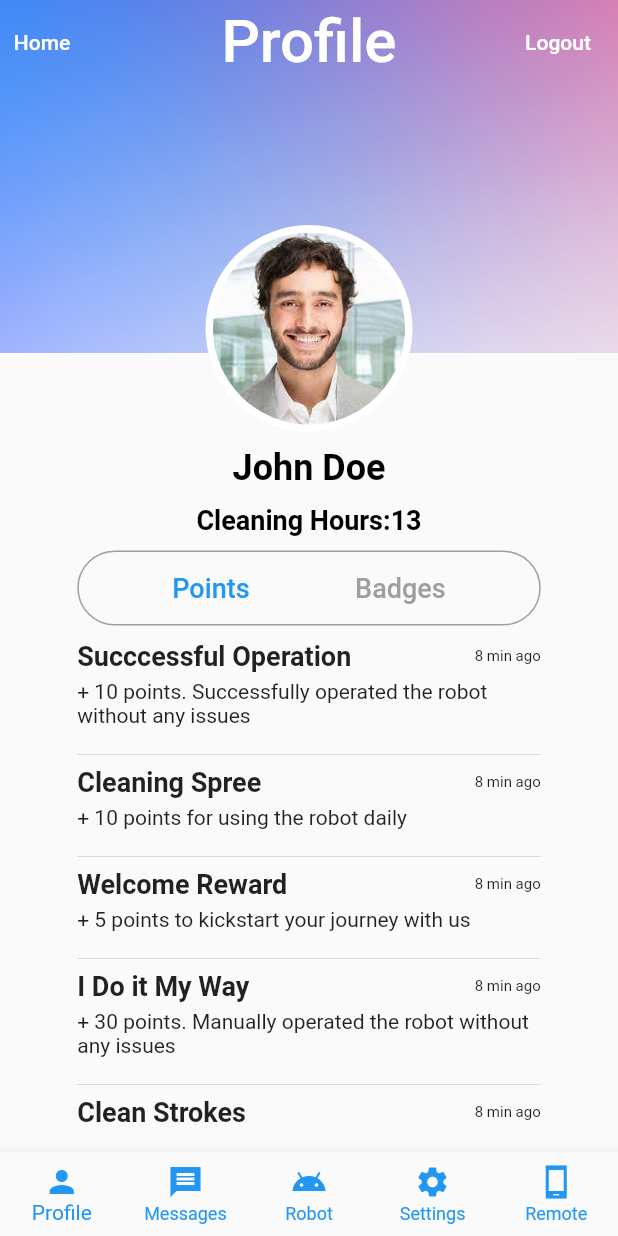
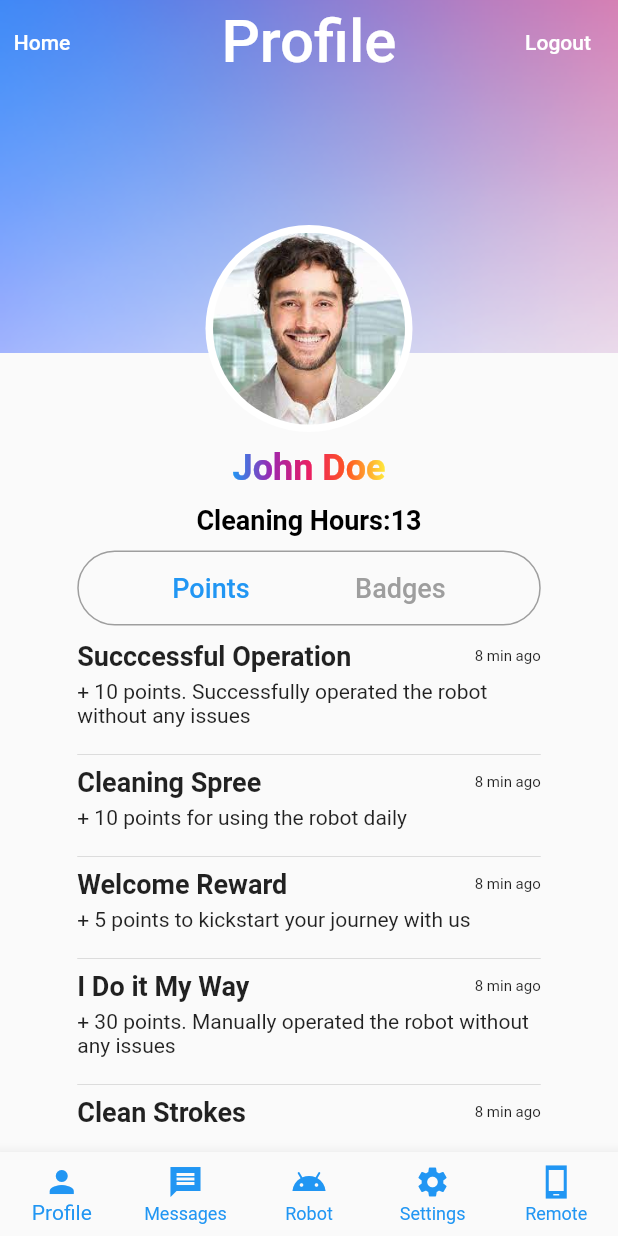
Before and after one commit to ERJoseJohnson/lionsbot-test, a Flutter app: the ProfilePage screen opened by its route, on a phone screen of 412 x 824 dp. Run offline on Flutter 3.47's test engine with Material 2 defaults, Android fonts, the phone set to English and light mode, and no system bars; our stand-ins replace sliding_up_panel.

Commit message:
feat: colored shaders for username on profile

```diff
--- a/lib/pages/profile.dart
+++ b/lib/pages/profile.dart
@@ -89,12 +89,21 @@ class _ProfilePageState extends State<ProfilePage> {
                   SizedBox(
                     height: 10,
                   ),
-                  Text(
-                    this._currentUser.username,
-                    style: TextStyle(
-                      color: Colors.black,
-                      fontSize: 24,
-                      fontWeight: FontWeight.bold,
+                  ShaderMask(
+                    shaderCallback: (bounds){
+                      return LinearGradient(
+                        colors: [Colors.blue,Colors.purple, Colors.pink, Colors.deepOrange ,Colors.yellow],
+                        begin: Alignment.centerLeft,
+                        end: Alignment.centerRight
+                      ).createShader(bounds);
+                    },
+                    child: Text(
+                      this._currentUser.username,
+                      style: TextStyle(
+                        color: Colors.white,
+                        fontSize: 24,
+                        fontWeight: FontWeight.bold,
+                      ),
                     ),
                   ),
                   SizedBox(
```
